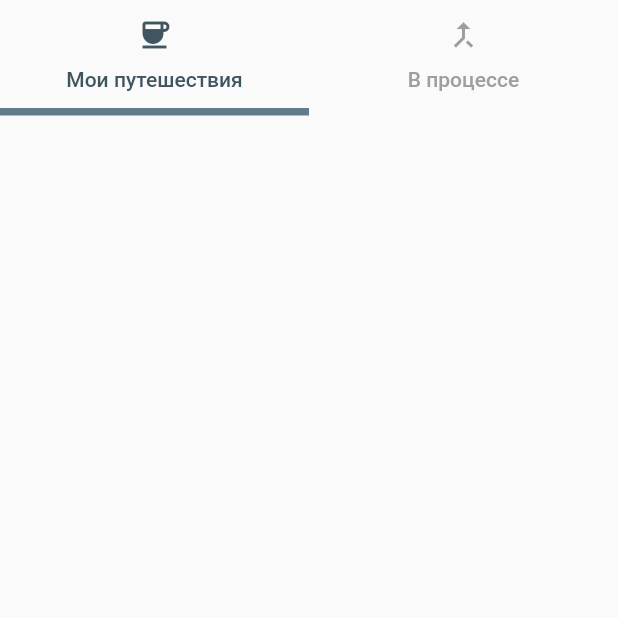
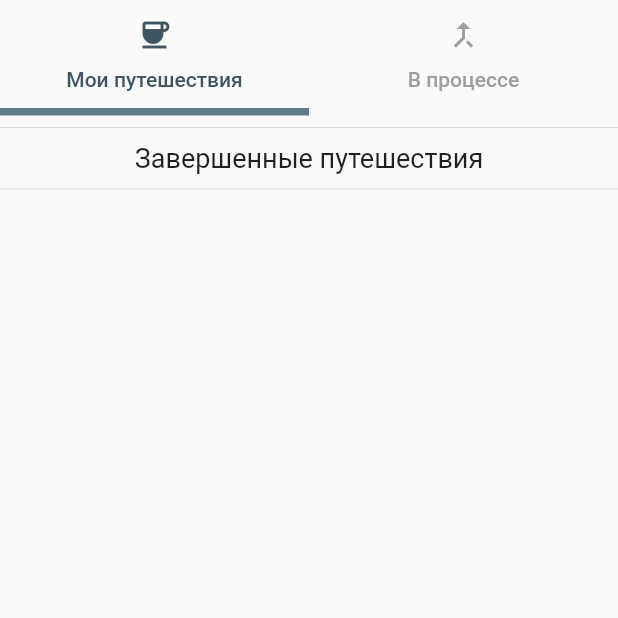
Before and after one commit to Sdoerty/Relevart, a Flutter app: the TravelTable screen opened directly, on a phone screen of 412 x 824 dp, the top half of it. Run offline on Flutter 3.47's test engine with Material 2 defaults, Android fonts, the phone set to English and light mode, and no system bars; our stand-ins replace cloud_firestore, firebase_auth, firebase_core, font_awesome_flutter, google_sign_in; accounts and stored records are empty.

```diff
--- a/lib/pages/profile.dart
+++ b/lib/pages/profile.dart
@@ -56,9 +56,9 @@ class _ProfileState extends State<Profile> {
                           Row(
                             children: [
                               Text(
-                                "${user!.displayName}",
+                                "${user!.uid}",
                                 style: TextStyle(
-                                    fontSize: 24,
+                                    fontSize: 8,
                                     fontWeight: FontWeight.bold,
                                     color: Colors.white),
                               ),
--- a/lib/pages/travel_table.dart
+++ b/lib/pages/travel_table.dart
@@ -47,21 +47,42 @@ class _TravelTableState extends State<TravelTable>
                     children: <Widget>[
                       // Мои путешествия
                       SafeArea(
+                        child: Column(
+                          children: [
+                            const Divider(),
+                            Row(
+                              mainAxisAlignment: MainAxisAlignment.center,
+                              children: const [
+                                Padding(
+                                    padding: EdgeInsets.only(
+                                        left: 0, top: 25, right: 0, bottom: 0)),
+                                Text('Завершенные путешествия',
+                                    style: TextStyle(fontSize: 18))
+                              ],
+                            ),
+                            const Divider(),
+                          ],
+                        ),
+                      ),
+                      // Незавершенные путешествия
+                      SafeArea(
                         // ListView позволяет включить скроллинг обектов внутри себя
                         child: StreamBuilder(
                           stream: FirebaseFirestore.instance
                               .collection('travel')
-                              .snapshots(),
+                              .snapshots(includeMetadataChanges: true),
                           builder: (BuildContext context,
                               AsyncSnapshot<QuerySnapshot> snapshot) {
-                            if (!snapshot.hasData){
-                              return Center(
-                                  child: Text('Нет записей'));
-                            }else{
+                            if (!snapshot.hasData) {
+                              return Center(child: Text('Нет записей'));
+                            }if(snapshot.connectionState == ConnectionState.waiting){
+                              return Center(child: Text("Загрузка..."));
+                            } else {
                               return ListView.builder(
                                   padding: const EdgeInsets.all(8),
                                   itemCount: snapshot.data?.docs.length,
-                                  itemBuilder: (BuildContext context, int index) {
+                                  itemBuilder:
+                                      (BuildContext context, int index) {
                                     return SizedBox(
                                       height: 430,
                                       child: Dismissible(
@@ -73,9 +94,12 @@ class _TravelTableState extends State<TravelTable>
                                           child: Container(
                                             margin: const EdgeInsets.all(8.0),
                                             child: Card(
-                                              shape: const RoundedRectangleBorder(
-                                                  borderRadius: BorderRadius.all(
-                                                      Radius.circular(10.0))),
+                                              shape:
+                                                  const RoundedRectangleBorder(
+                                                      borderRadius:
+                                                          BorderRadius.all(
+                                                              Radius.circular(
+                                                                  10.0))),
                                               child: Column(
                                                 crossAxisAlignment:
                                                     CrossAxisAlignment.stretch,
@@ -120,7 +144,9 @@ class _TravelTableState extends State<TravelTable>
                                                         .get(
                                                             'travel_description')),
                                                   ),
-                                                  SizedBox(height: 15,),
+                                                  SizedBox(
+                                                    height: 15,
+                                                  ),
                                                   Row(
                                                     mainAxisAlignment:
                                                         MainAxisAlignment
@@ -136,8 +162,8 @@ class _TravelTableState extends State<TravelTable>
                                                         children: [
                                                           Row(
                                                             children: const [
-                                                              Icon(
-                                                                  Icons.thumb_up),
+                                                              Icon(Icons
+                                                                  .thumb_up),
                                                               Text('125')
                                                             ],
                                                           )
@@ -158,25 +184,6 @@ class _TravelTableState extends State<TravelTable>
                         ),
                         /*child: */
                       ),
-                      // Незавершенные путешествия
-                      SafeArea(
-                        child: Column(
-                          children: [
-                            const Divider(),
-                            Row(
-                              mainAxisAlignment: MainAxisAlignment.center,
-                              children: const [
-                                Padding(
-                                    padding: EdgeInsets.only(
-                                        left: 0, top: 25, right: 0, bottom: 0)),
-                                Text('Незавершенные путешествия',
-                                    style: TextStyle(fontSize: 18))
-                              ],
-                            ),
-                            const Divider(),
-                          ],
-                        ),
-                      ),
                     ],
                   ),
                 )
```
Also changed, not shown: lib/pages/create_travel.dart (+5 -2 lines). Lines whose indentation alone changed are shown as unchanged.
